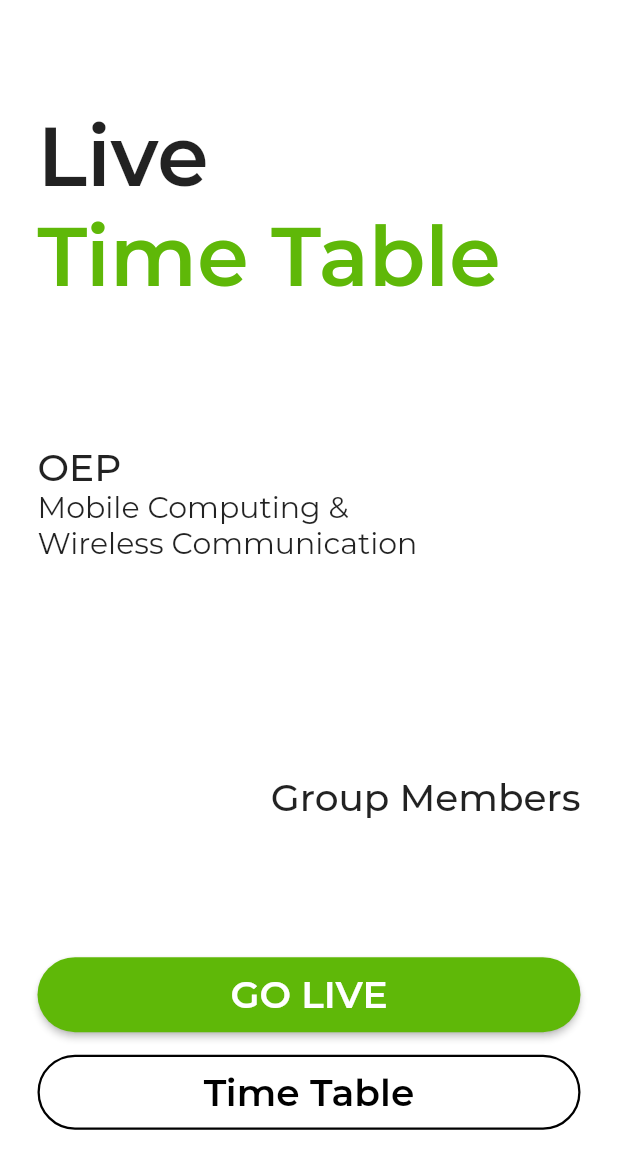
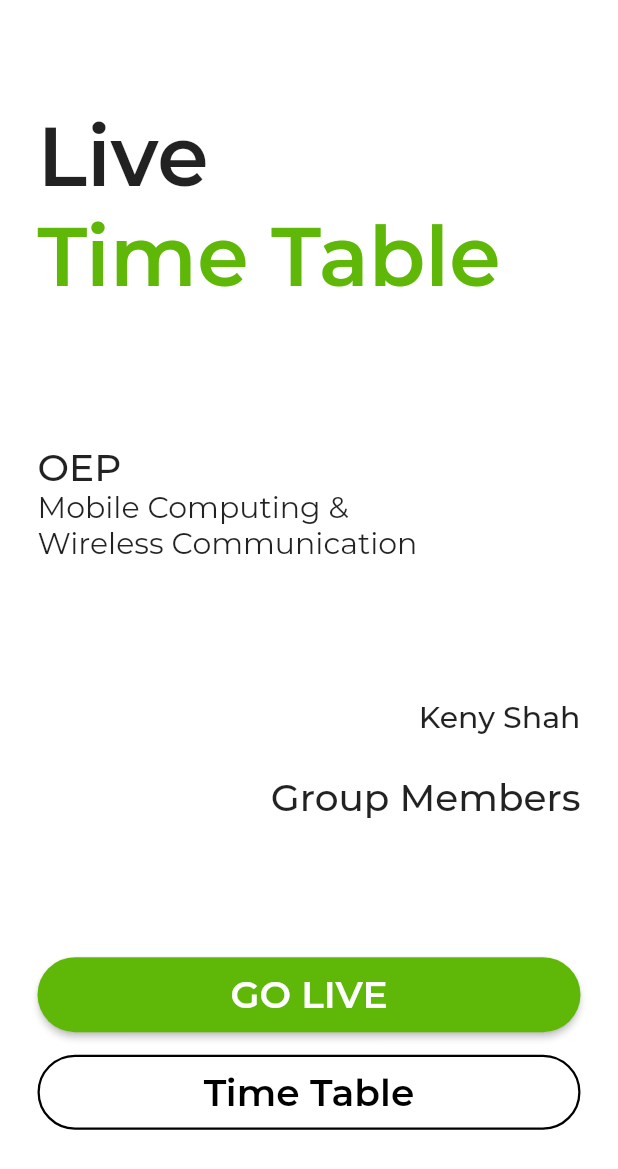
Before and after one commit to JaySonani/Live-Time-Table, a Flutter app: the screen it shows after launch, on a phone screen of 412 x 824 dp. Shown: the top 1169 px of the screen. Run offline on Flutter 3.47's test engine with Material 2 defaults, Android fonts, the phone set to English and light mode, and no system bars; our stand-ins replace animated_text_kit, cloud_firestore, modal_progress_hud, rflutter_alert; accounts and stored records are empty.

Commit message:
Text animation re-enabled

```diff
--- a/lib/screens/welcome_screen.dart
+++ b/lib/screens/welcome_screen.dart
@@ -1,3 +1,4 @@
+import 'package:animated_text_kit/animated_text_kit.dart';
 import 'package:flutter/material.dart';
 // import 'package:animated_text_kit/animated_text_kit.dart';
 
@@ -81,26 +82,26 @@ class _WelcomeScreenState extends State<WelcomeScreen>
             ),
             Stack(
               children: <Widget>[
-                // Row(
-                //   mainAxisAlignment: MainAxisAlignment.end,
-                //   children: <Widget>[
-                //     RotateAnimatedTextKit(
-                //         duration: Duration(seconds: 5),
-                //         text: [
-                //           "Keny Shah",
-                //           "Malav Shah",
-                //           "Jaimi Sheta",
-                //           "Jay Sonani",
-                //           "Ewani Sukhadiya"
-                //         ],
-                //         textStyle:
-                //             TextStyle(fontSize: 20.0, fontFamily: "M_medium"),
-                //         textAlign: TextAlign.start,
-                //         alignment:
-                //             AlignmentDirectional.topEnd // or Alignment.topLeft
-                //         ),
-                //   ],
-                // ),
+                Row(
+                  mainAxisAlignment: MainAxisAlignment.end,
+                  children: <Widget>[
+                    RotateAnimatedTextKit(
+                        duration: Duration(seconds: 5),
+                        text: [
+                          "Keny Shah",
+                          "Malav Shah",
+                          "Jaimi Sheta",
+                          "Jay Sonani",
+                          "Ewani Sukhadiya"
+                        ],
+                        textStyle:
+                            TextStyle(fontSize: 20.0, fontFamily: "M_medium"),
+                        textAlign: TextAlign.start,
+                        alignment:
+                            AlignmentDirectional.topEnd // or Alignment.topLeft
+                        ),
+                  ],
+                ),
                 Container(
                   margin: EdgeInsets.only(top: 50),
                   child: Row(
```
